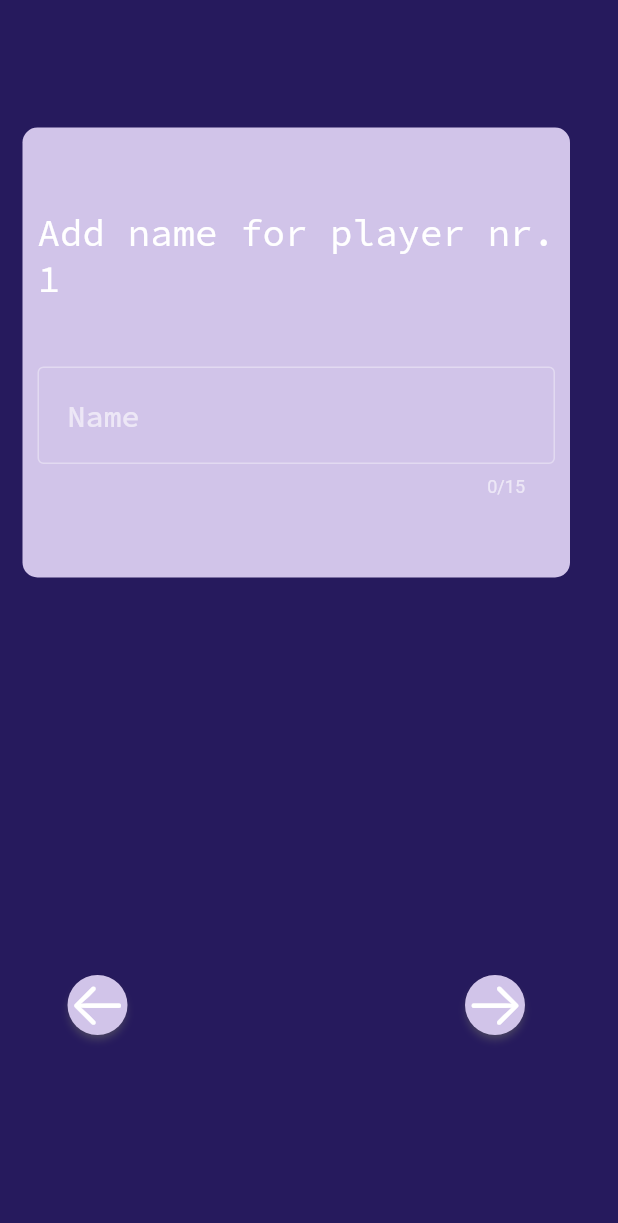
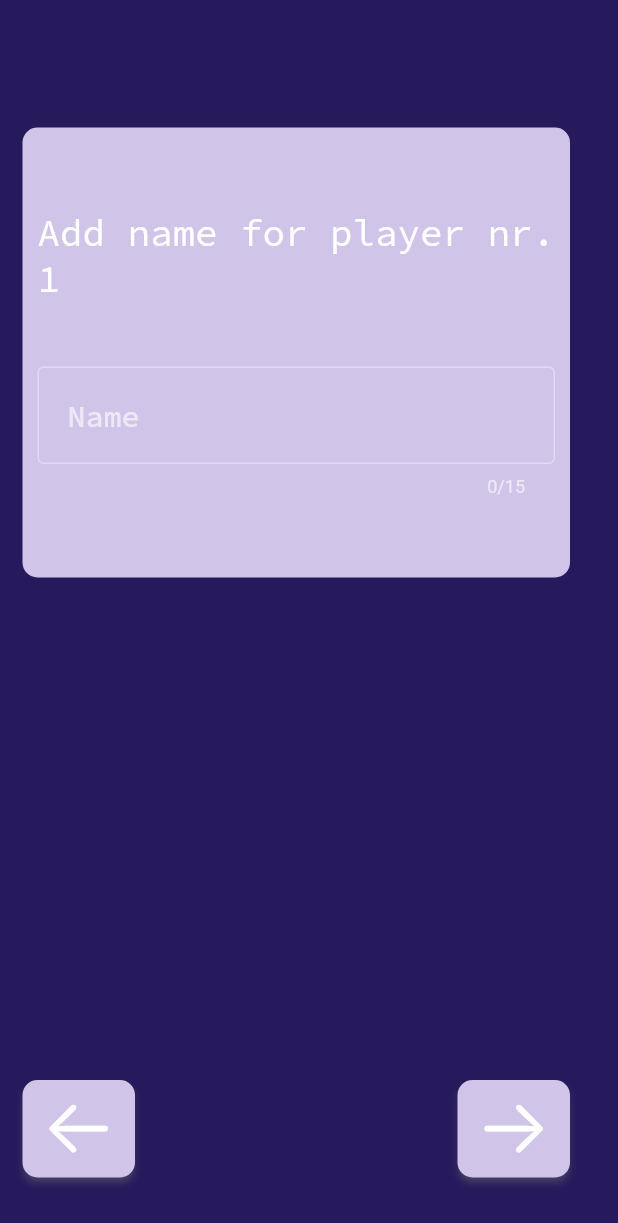
Before and after one commit to SofiaPapakostopoulou/juga_juga, a Flutter app: the Nickname screen opened by its route, on a phone screen of 412 x 824 dp. Shown: the top 1223 px of the screen. Run offline on Flutter 3.47's test engine with Material 2 defaults, Android fonts, the phone set to English and light mode, and no system bars; our stand-ins replace flip_card, font_awesome_flutter, group_button; missing offline and left inert: dart:ffi, playing_cards, swipable_stack, swipe_deck; generated files the repository leaves out were written again.

```diff
--- a/lib/l10n/app_el.arb
+++ b/lib/l10n/app_el.arb
@@ -1,5 +1,5 @@
 {
-    "numberOfPlayers": "Αριθμός παικτών: ",
+    "numberOfPlayers": "Αριθμός παικτών:",
     "numberOfPackOfCards": "Αριθμός τραπουλών: ",
     "addNicknamesButton": "Πρόσθεσε ονόματα για τους φίλους σου",
     "letsGoButton": "Πάμε!",
--- a/lib/main.dart
+++ b/lib/main.dart
@@ -1,5 +1,4 @@
 import 'package:flutter/material.dart';
-import 'package:juga_juga/components/Player.dart';
 import 'package:juga_juga/screens/home_page.dart';
 import 'package:juga_juga/screens/JJ.dart';
 import 'package:juga_juga/screens/JJWild.dart';
@@ -18,6 +17,7 @@ class JugaJuga extends StatelessWidget {
   @override
   Widget build(BuildContext context) {
     return MaterialApp(
+      debugShowCheckedModeBanner: false,
       title: 'Localizations Sample App',
       localizationsDelegates: [
         AppLocalizations.delegate,
--- a/lib/screens/JJNicknames.dart
+++ b/lib/screens/JJNicknames.dart
@@ -63,6 +63,7 @@ class _JJNicknamesState extends State<JJNicknames> {
                     borderRadius: BorderRadius.circular(10.0)),
               ),
               //Expanded(child: Container()),
+              SizedBox(height: 100),
               SizedBox(
                 width: 365.0,
                 height: 40.0,
--- a/lib/screens/Nickname.dart
+++ b/lib/screens/Nickname.dart
@@ -70,8 +70,7 @@ class _NicknameState extends State<Nickname> {
                           focusedBorder: OutlineInputBorder(
                               borderSide: const BorderSide(
                                   color: Colors.black26, width: 2.0),
-                              borderRadius: BorderRadius.circular(10.0)
-                            ),
+                              borderRadius: BorderRadius.circular(10.0)),
                           contentPadding: EdgeInsets.all(20.0),
                           border: OutlineInputBorder(
                               borderSide: BorderSide(color: Colors.black26)),
@@ -88,17 +87,17 @@ class _NicknameState extends State<Nickname> {
                 ),
 
                 //Expanded(child: Container()),
-                SizedBox(height: 250.0),
+                SizedBox(height: 320.0),
                 SizedBox(
                   width: 365.0,
-                  height: 40.0,
+                  height: 65.0,
                   child: Row(
                     children: <Widget>[
                       SizedBox(
-                        height: 100,
-                        width: 100,
+                        //height: 400,
+                        width: 75,
                         child: ElevatedButton(
-                            child: Icon(CupertinoIcons.arrow_left, size: 40),
+                            child: Icon(CupertinoIcons.arrow_left, size: 50),
                             onPressed: () {
                               setState(() {
                                 if (widget.index == 0) {
@@ -112,16 +111,20 @@ class _NicknameState extends State<Nickname> {
                               primary: Colors.deepPurple[100],
                               onPrimary: Colors.white,
                               shadowColor: Colors.grey,
-                              shape: CircleBorder(),
-
+                              //shape: CircleBorder(),
+                              shape: RoundedRectangleBorder(
+                                  borderRadius: BorderRadius.circular(10.0)
+                              ),
+                              minimumSize: Size(150.0, 150.0),
                             )),
                       ),
                       Expanded(child: Row()),
                       SizedBox(
-                        width: 100,
-                        height: 100,
+                        width: 75,
+                        //height: 200,
                         child: ElevatedButton(
-                            child: Icon(CupertinoIcons.arrow_right, size: 40),
+                          child: Icon(CupertinoIcons.arrow_right,
+                              color: Colors.white, size: 50),
                           onPressed: () {
                             setState(() {
                               String name = myController.text;
@@ -142,21 +145,29 @@ class _NicknameState extends State<Nickname> {
                                 Navigator.of(context).push(MaterialPageRoute(
                                     builder: (context) => new Rules(
                                         widget.numberOfPlayers,
-                                          widget.numberOfStacks, widget.PlayerList)));
+                                        widget.numberOfStacks,
+                                        widget.PlayerList)));
                               }
                             });
                           },
                           style: ElevatedButton.styleFrom(
                             primary: Colors.deepPurple[100],
+                            //padding: EdgeInsets.all(10),
                             onPrimary: Colors.white,
                             shadowColor: Colors.grey,
-                              shape: CircleBorder(),
-                            )),
+                            // shape: CircleBorder(),
+                            shape: RoundedRectangleBorder(
+                                borderRadius: BorderRadius.circular(10.0)
+                            ),
+                            minimumSize: Size(150, 150),
+                          )
+
+                        ),
                       ),
                     ],
                   ),
                 ),
-                SizedBox(height: 50.0)
+                SizedBox(height: 100.0)
               ],
             ),
           ],
```
Also changed, not shown: lib/components/AAlert.dart (renamed from lib/components/Alert.dart, +9 -12 lines), lib/l10n/app_en.arb (+10 -2 lines), lib/screens/JJ.dart (+45 -35 lines), lib/screens/JJGame.dart (+110 -42 lines), lib/screens/home_page.dart (+14 -14 lines), 2 other files. Lines whose indentation alone changed are shown as unchanged.
